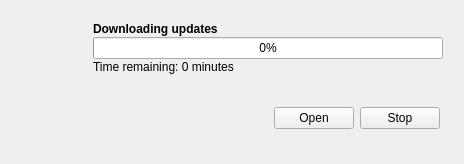
First picture: the form in QSimpleUpdater/src/dialogs/download_dialog.ui, repository lellisls/ERP-STACCATO, before the edit.
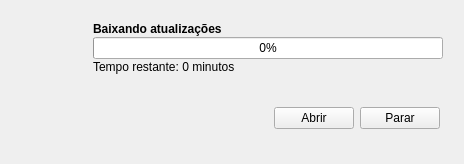
Second picture: the form after the edit. Icons and pictures are not drawn.

What changed in the file:
```diff
--- a/QSimpleUpdater/src/dialogs/download_dialog.ui
+++ b/QSimpleUpdater/src/dialogs/download_dialog.ui
@@ -92,7 +92,7 @@
             </font>
            </property>
            <property name="text">
-            <string>Downloading updates</string>
+            <string>Baixando atualizações</string>
            </property>
           </widget>
          </item>
@@ -115,7 +115,7 @@
          <item>
           <widget class="QLabel" name="timeLabel">
            <property name="text">
-            <string>Time remaining: 0 minutes</string>
+            <string>Tempo restante: 0 minutos</string>
            </property>
           </widget>
          </item>
@@ -156,14 +156,14 @@
       <item>
        <widget class="QPushButton" name="openButton">
         <property name="text">
-         <string>Open</string>
+         <string>Abrir</string>
         </property>
        </widget>
       </item>
       <item>
        <widget class="QPushButton" name="stopButton">
         <property name="text">
-         <string>Stop</string>
+         <string>Parar</string>
         </property>
        </widget>
       </item>
```
